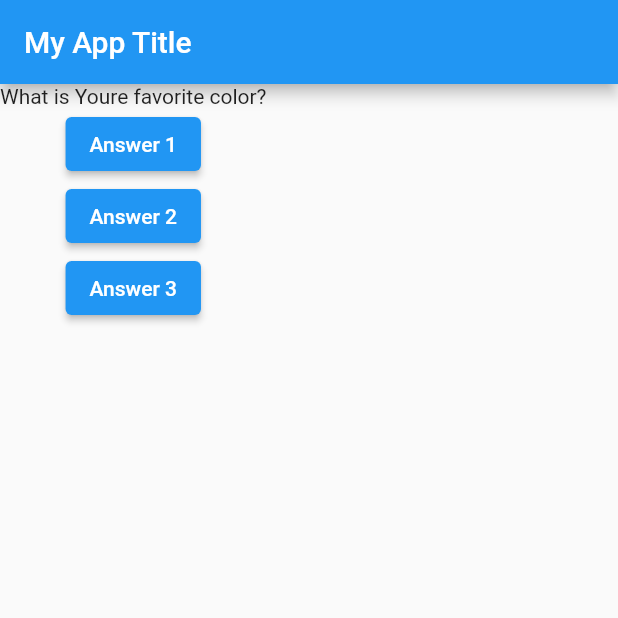
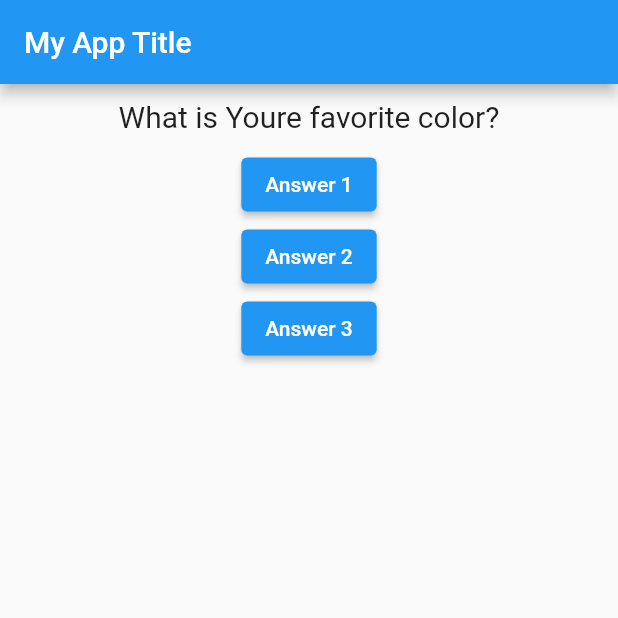
Before and after one commit to atocodes/geez_nums_android, a Flutter app: the screen it shows after launch, on a phone screen of 412 x 824 dp, the top half of it. Run offline on Flutter 3.47's test engine with Material 2 defaults, Android fonts, the phone set to English and light mode, and no system bars.

```diff
--- a/lib/question.dart
+++ b/lib/question.dart
@@ -1,13 +1,20 @@
 import 'package:flutter/material.dart';
 
-
-class Question extends StatelessWidget{
+class Question extends StatelessWidget {
   final String questionText;
 
   Question(this.questionText);
 
   @override
-  Widget build(BuildContext context){
-    return Text(questionText);
+  Widget build(BuildContext context) {
+    return Container(
+      width : double.infinity,
+      margin : const EdgeInsets.all(10),
+      child: Text(
+        questionText,
+        style: const TextStyle(fontSize: 20),
+        textAlign: TextAlign.center,
+      ),
+    );
   }
 }
```
